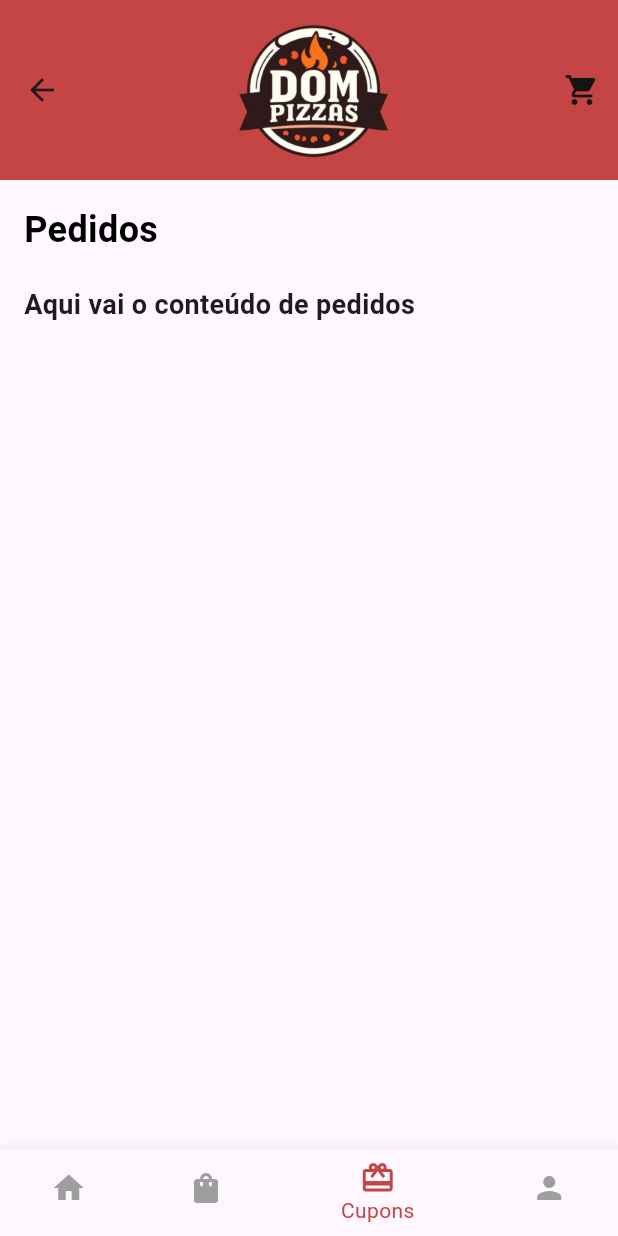
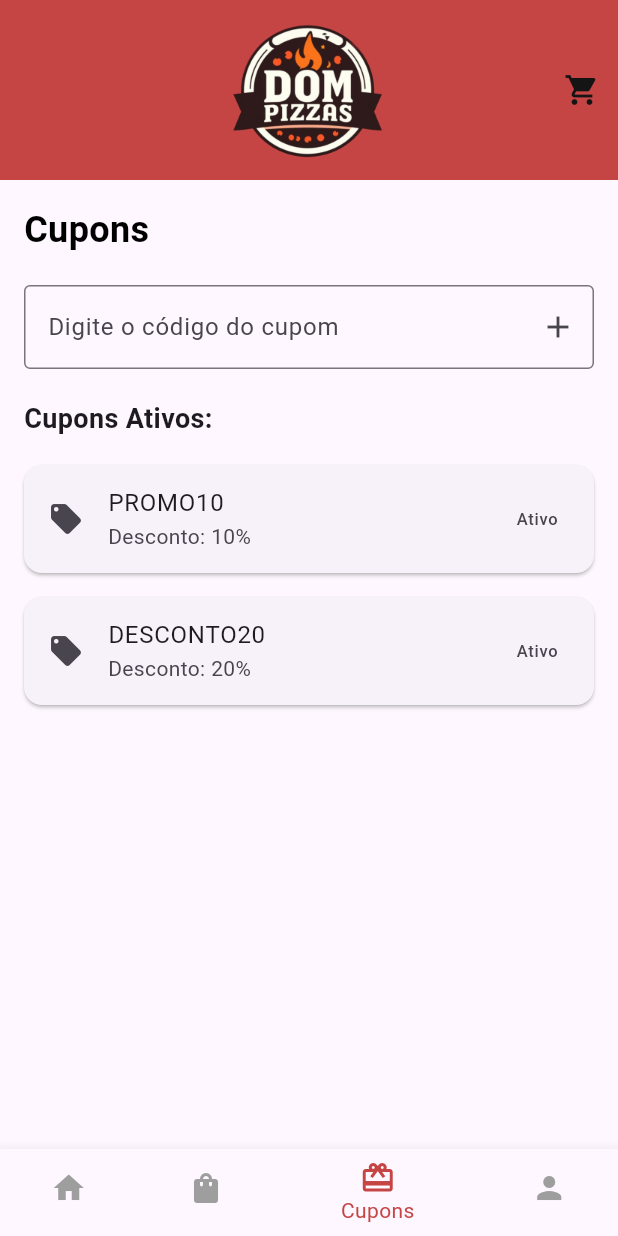
Before and after one commit to NicollasSilvaG/projeto_pizza_moblie, a Flutter app: the PedidosUsuarioScreen screen opened by its route, item 3 of the bottom bar chosen, after a tap on the "shopping cart" icon, on a phone screen of 412 x 824 dp. Run offline on Flutter 3.47's test engine with Material 3 defaults, Android fonts, the phone set to English and light mode, and no system bars; our stand-ins replace mask_text_input_formatter; network calls fail.

Commit message:
Adicionar a tela CuponsScreen

```diff
--- a/lib/main.dart
+++ b/lib/main.dart
@@ -1,3 +1,4 @@
+import 'package:dom_pizzaria_moblie/screens/cupons.dart';
 import 'package:dom_pizzaria_moblie/screens/pedidos.dart';
 import 'package:flutter/material.dart';
 import 'screens/cadastro_cliente.dart';
@@ -22,6 +23,7 @@ class MyApp extends StatelessWidget {
         '/cadastro': (context) => const CadastroClienteScreen(),
         '/home': (context) => const TelaInicialScreen(),
         '/pedidos': (context) => const PedidosUsuarioScreen(),
+        '/cupons' : (context) => const CuponsScreen(),
       },
     );
   }
--- a/lib/screens/cupons.dart
+++ b/lib/screens/cupons.dart
@@ -0,0 +1,164 @@
+import 'package:flutter/material.dart';
+
+class CuponsScreen extends StatefulWidget {
+  const CuponsScreen({super.key});
+
+  @override
+  _CuponsScreenState createState() => _CuponsScreenState();
+}
+
+class _CuponsScreenState extends State<CuponsScreen> {
+  int _selectedIndex = 2; // O índice 2 é para "Cupons"
+
+  final TextEditingController _cupomController = TextEditingController();
+
+  // Lista de cupons ativos (simulando dados)
+  final List<Map<String, String>> cuponsAtivos = [
+    {'codigo': 'PROMO10', 'desconto': '10%', 'status': 'Ativo'},
+    {'codigo': 'DESCONTO20', 'desconto': '20%', 'status': 'Ativo'},
+  ];
+
+  // Função para alternar entre as páginas
+  void _onItemTapped(int index) {
+    setState(() {
+      _selectedIndex = index;
+    });
+
+    switch (index) {
+      case 0:
+        Navigator.pushNamed(context, '/home');
+        break;
+      case 1:
+        Navigator.pushNamed(context, '/pedidos');
+        break;
+      case 2:
+        // Já estamos na tela Cupons, então não faz nada
+        break;
+      case 3:
+        Navigator.pushNamed(context, '/perfil');
+        break;
+    }
+  }
+
+  // Função para adicionar um novo cupom
+  void _adicionarCupom() {
+    if (_cupomController.text.isNotEmpty) {
+      setState(() {
+        cuponsAtivos.add({
+          'codigo': _cupomController.text,
+          'desconto': '10%', // Exemplo de desconto, isso pode vir de uma API ou de outro lugar
+          'status': 'Ativo',
+        });
+        _cupomController.clear();
+      });
+    }
+  }
+
+  @override
+  Widget build(BuildContext context) {
+    return Scaffold(
+      appBar: AppBar(
+        automaticallyImplyLeading: false, // Remover o botão de retorno
+        toolbarHeight: 120, // Define uma altura maior para a AppBar
+        backgroundColor: const Color(0xFFC54444),
+        centerTitle: true, // Centraliza o título
+        title: Image.asset(
+          'assets/logo.png', // Caminho da logo
+          height: 100, // Aumenta a altura da imagem
+          fit: BoxFit.contain, // Garante que a imagem não será cortada
+        ),
+        actions: [
+          IconButton(
+            icon: const Icon(Icons.shopping_cart),
+            color: const Color(0xFF151414), // Define a cor do ícone do carrinho como branco
+            onPressed: () {
+              // Ação para o carrinho
+            },
+          ),
+        ],
+        elevation: 0,
+      ),
+      body: Padding(
+        padding: const EdgeInsets.all(16.0),
+        child: Column(
+          crossAxisAlignment: CrossAxisAlignment.start,
+          children: [
+            // Título "Cupons"
+            const Text(
+              'Cupons',
+              style: TextStyle(
+                fontSize: 24,
+                fontWeight: FontWeight.bold,
+                color: Colors.black,
+              ),
+            ),
+            const SizedBox(height: 20), // Espaço entre o título e o conteúdo
+
+            // Campo de inserção de cupom
+            TextField(
+              controller: _cupomController,
+              decoration: InputDecoration(
+                labelText: 'Digite o código do cupom',
+                border: const OutlineInputBorder(),
+                suffixIcon: IconButton(
+                  icon: const Icon(Icons.add),
+                  onPressed: _adicionarCupom,
+                ),
+              ),
+            ),
+            const SizedBox(height: 20),
+
+            // Exibindo a lista de cupons ativos
+            const Text(
+              'Cupons Ativos:',
+              style: TextStyle(fontSize: 18, fontWeight: FontWeight.bold),
+            ),
+            const SizedBox(height: 10),
+            // Lista de cupons ativos
+            Expanded(
+              child: ListView.builder(
+                itemCount: cuponsAtivos.length,
+                itemBuilder: (context, index) {
+                  final cupom = cuponsAtivos[index];
+                  return Card(
+                    margin: const EdgeInsets.symmetric(vertical: 8.0),
+                    child: ListTile(
+                      leading: const Icon(Icons.local_offer),
+                      title: Text(cupom['codigo']!),
+                      subtitle: Text('Desconto: ${cupom['desconto']}'),
+                      trailing: Text(cupom['status']!),
+                    ),
+                  );
+                },
+              ),
+            ),
+          ],
+        ),
+      ),
+      bottomNavigationBar: BottomNavigationBar(
+        items: const <BottomNavigationBarItem>[
+          BottomNavigationBarItem(
+            icon: Icon(Icons.home),
+            label: 'Home',
+          ),
+          BottomNavigationBarItem(
+            icon: Icon(Icons.shopping_bag),
+            label: 'Pedidos',
+          ),
+          BottomNavigationBarItem(
+            icon: Icon(Icons.card_giftcard),
+            label: 'Cupons',
+          ),
+          BottomNavigationBarItem(
+            icon: Icon(Icons.person),
+            label: 'Perfil',
+          ),
+        ],
+        currentIndex: _selectedIndex,
+        selectedItemColor: const Color(0xFFC54444),
+        unselectedItemColor: Colors.grey,
+        onTap: _onItemTapped,
+      ),
+    );
+  }
+}
--- a/lib/screens/pedidos.dart
+++ b/lib/screens/pedidos.dart
@@ -36,14 +36,14 @@ class _PedidosUsuarioScreenState extends State<PedidosUsuarioScreen> {
   Widget build(BuildContext context) {
     return Scaffold(
       appBar: AppBar(
+        automaticallyImplyLeading: false, // Remover o botão de retorno
         toolbarHeight: 120, // Define uma altura maior para a AppBar
         backgroundColor: const Color(0xFFC54444),
-        title: Center(
-          child: Image.asset(
-            'assets/logo.png', // Caminho da logo
-            height: 100, // Aumenta a altura da imagem
-            fit: BoxFit.contain, // Garante que a imagem não será cortada
-          ),
+        centerTitle: true, // Centraliza o título
+        title: Image.asset(
+          'assets/logo.png', // Caminho da logo
+          height: 100, // Aumenta a altura da imagem
+          fit: BoxFit.contain, // Garante que a imagem não será cortada
         ),
         actions: [
           IconButton(
--- a/lib/screens/tela_inicial.dart
+++ b/lib/screens/tela_inicial.dart
@@ -36,19 +36,19 @@ class _TelaInicialScreenState extends State<TelaInicialScreen> {
   Widget build(BuildContext context) {
     return Scaffold(
       appBar: AppBar(
+        automaticallyImplyLeading: false, // Remover o botão de retorno
         toolbarHeight: 120, // Define uma altura maior para a AppBar
         backgroundColor: const Color(0xFFC54444),
-        title: Center(
-          child: Image.asset(
-            'assets/logo.png', // Caminho da logo
-            height: 100, // Aumenta a altura da imagem
-            fit: BoxFit.contain, // Garante que a imagem não será cortada
-          ),
+        centerTitle: true, // Centraliza o título
+        title: Image.asset(
+          'assets/logo.png', // Caminho da logo
+          height: 100, // Aumenta a altura da imagem
+          fit: BoxFit.contain, // Garante que a imagem não será cortada
         ),
         actions: [
           IconButton(
             icon: const Icon(Icons.shopping_cart),
-            color: const Color(0xFF2B1C1C), // Define a cor do ícone do carrinho como branco
+            color: const Color(0xFF151414), // Define a cor do ícone do carrinho como branco
             onPressed: () {
               // Ação para o carrinho
             },
```
